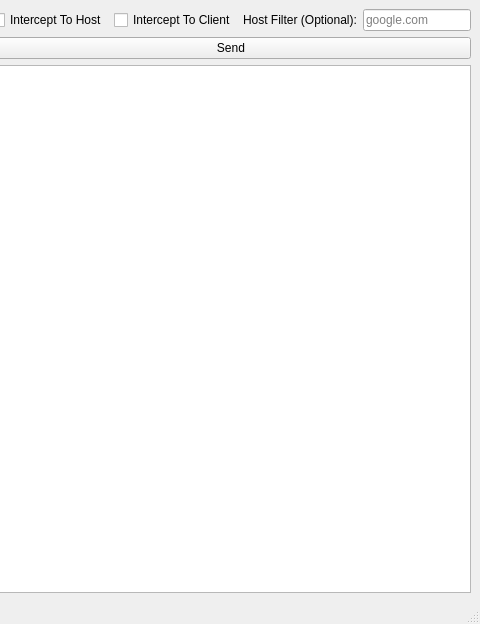
First picture: the form in src/mainwindow.ui, repository Guy293/GITM, before the edit; both pictures show x 411 to 891 and y 0 to 624 of the 891 by 624 pixel window.
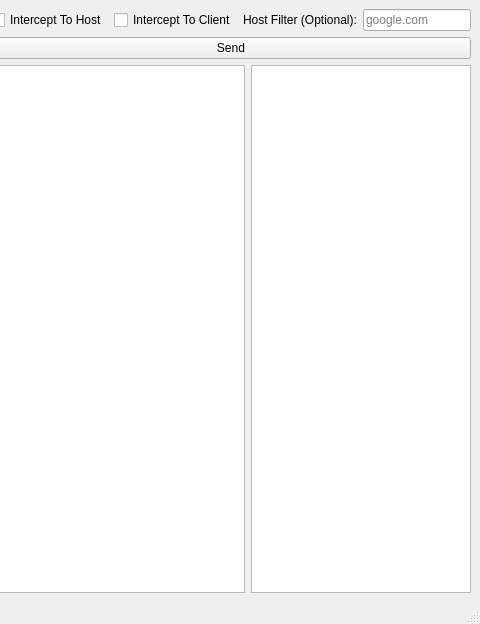
Second picture: the form after the edit.

Commit message: Add selectable interception queue

```diff
--- a/src/mainwindow.ui
+++ b/src/mainwindow.ui
@@ -114,7 +114,34 @@
      </layout>
     </item>
     <item>
-     <widget class="QPlainTextEdit" name="plainTextEdit"/>
+     <layout class="QHBoxLayout" name="horizontalLayout">
+      <item>
+       <widget class="QPlainTextEdit" name="plainTextEdit">
+        <property name="cursor" stdset="0">
+         <cursorShape>IBeamCursor</cursorShape>
+        </property>
+       </widget>
+      </item>
+      <item>
+       <widget class="QListView" name="interceptionQueueListView">
+        <property name="sizePolicy">
+         <sizepolicy hsizetype="Fixed" vsizetype="Expanding">
+          <horstretch>0</horstretch>
+          <verstretch>0</verstretch>
+         </sizepolicy>
+        </property>
+        <property name="maximumSize">
+         <size>
+          <width>220</width>
+          <height>16777215</height>
+         </size>
+        </property>
+        <property name="alternatingRowColors">
+         <bool>true</bool>
+        </property>
+       </widget>
+      </item>
+     </layout>
     </item>
    </layout>
   </widget>
```
Left out of the diff: 2 changed lines with no effect on the pictures. The commit also changes 9 other files.
